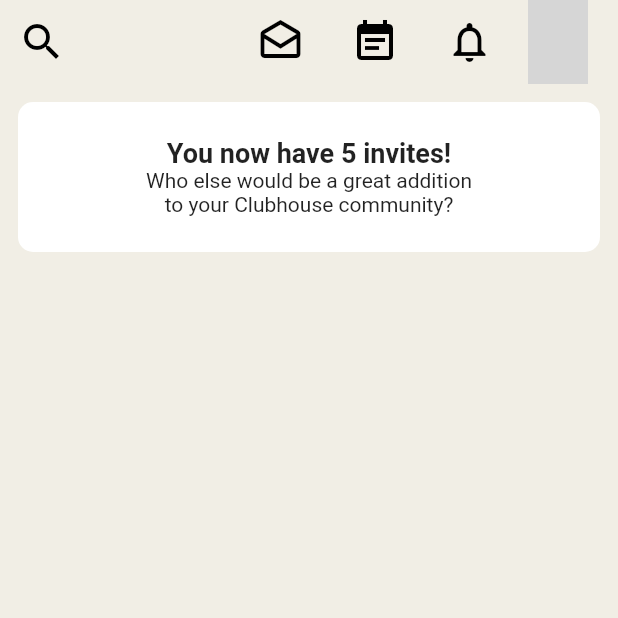
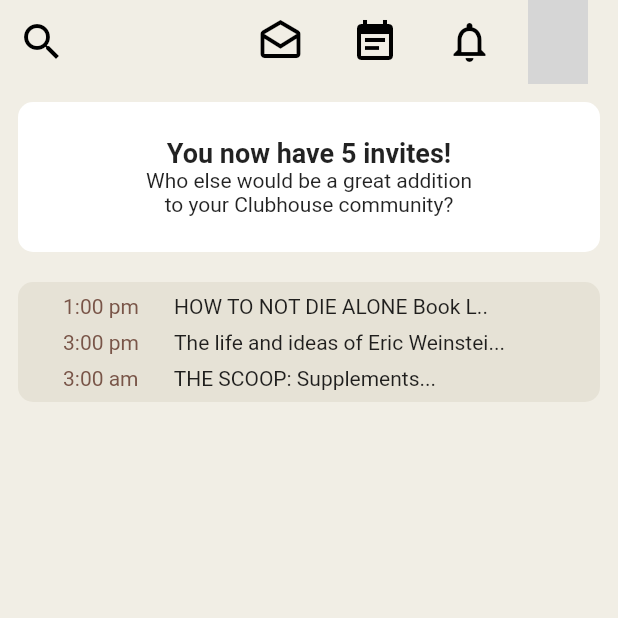
Before and after one commit to WaelDev/clubhouse_ui_clone, a Flutter app: the screen it shows after launch, on a phone screen of 412 x 824 dp, the top half of it. Run offline on Flutter 3.47's test engine with Material 2 defaults, Android fonts, the phone set to English and light mode, and no system bars; grey boxes are pictures that could not be loaded.

Commit message:
build reminder rooms component

```diff
--- /dev/null
+++ b/lib/views/components/reminder_rooms.dart
@@ -0,0 +1,63 @@
+import 'package:flutter/material.dart';
+
+Widget reminderRooms() {
+  return Container(
+    decoration: BoxDecoration(
+      borderRadius: BorderRadius.circular(10),
+      color: Color(0xffe6e2d6),
+    ),
+    width: double.infinity,
+    height: 80,
+    child: Column(
+      mainAxisAlignment: MainAxisAlignment.spaceEvenly,
+      crossAxisAlignment: CrossAxisAlignment.start,
+      children: [
+        Row(
+          mainAxisAlignment: MainAxisAlignment.start,
+          children: [
+            SizedBox(width: 30),
+            Text(
+              '1:00 pm ',
+              style: TextStyle(
+                fontSize: 14,
+                color: Colors.brown,
+              ),
+            ),
+            SizedBox(width: 20),
+            Text('HOW TO NOT DIE ALONE Book L..'),
+          ],
+        ),
+        Row(
+          mainAxisAlignment: MainAxisAlignment.start,
+          children: [
+            SizedBox(width: 30),
+            Text(
+              '3:00 pm ',
+              style: TextStyle(
+                fontSize: 14,
+                color: Colors.brown,
+              ),
+            ),
+            SizedBox(width: 20),
+            Text('The life and ideas of Eric Weinstei...'),
+          ],
+        ),
+        Row(
+          mainAxisAlignment: MainAxisAlignment.start,
+          children: [
+            SizedBox(width: 30),
+            Text(
+              '3:00 am ',
+              style: TextStyle(
+                fontSize: 14,
+                color: Colors.brown,
+              ),
+            ),
+            SizedBox(width: 20),
+            Text('THE SCOOP: Supplements...'),
+          ],
+        )
+      ],
+    ),
+  );
+}
--- a/lib/views/home_screen.dart
+++ b/lib/views/home_screen.dart
@@ -1,3 +1,5 @@
+import 'package:clubhouse_clone/views/components/reminder_rooms.dart';
+
 import 'components/invites_pop_up.dart';
 import 'package:flutter/material.dart';
 
@@ -15,6 +17,8 @@ class HomeScreen extends StatelessWidget {
           crossAxisAlignment: CrossAxisAlignment.center,
           children: [
             invitesPopUp(),
+            SizedBox(height: 20),
+            reminderRooms(),
           ],
         ),
       ),
```
